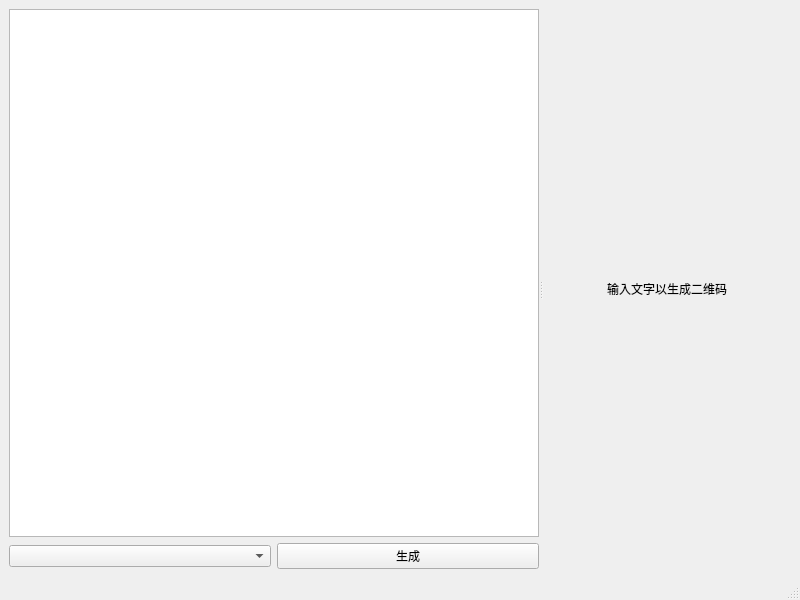
The window that forms/mainwindow.ui (Leonezz/QRCodeGenerater) describes before a commit, drawn with Qt 5.
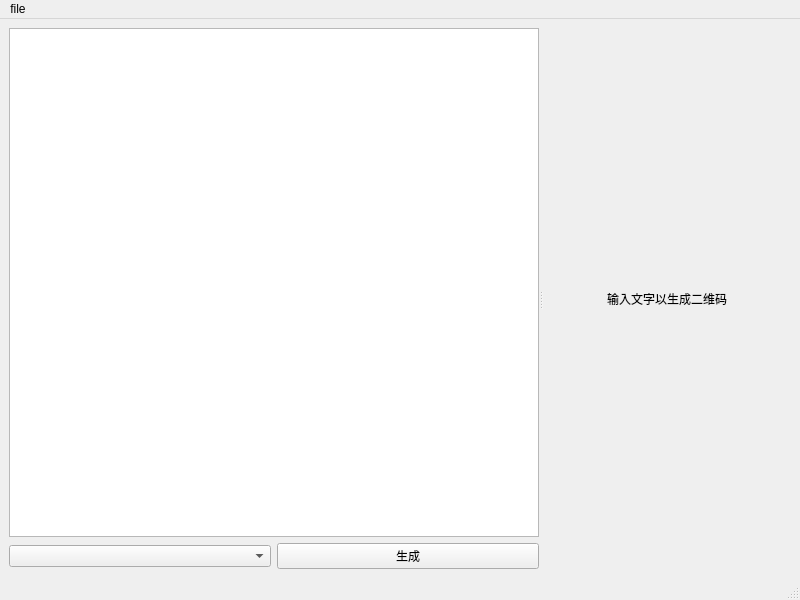
The same window after the commit.

What changed in the file:
```diff
--- a/forms/mainwindow.ui
+++ b/forms/mainwindow.ui
@@ -62,6 +62,13 @@
      <height>23</height>
     </rect>
    </property>
+   <widget class="QMenu" name="menufile">
+    <property name="title">
+     <string>file</string>
+    </property>
+    <addaction name="actionsave"/>
+   </widget>
+   <addaction name="menufile"/>
   </widget>
   <widget class="QStatusBar" name="statusbar"/>
  </widget>
```
Left out of the diff: 5 changed lines with no effect on the pictures.
